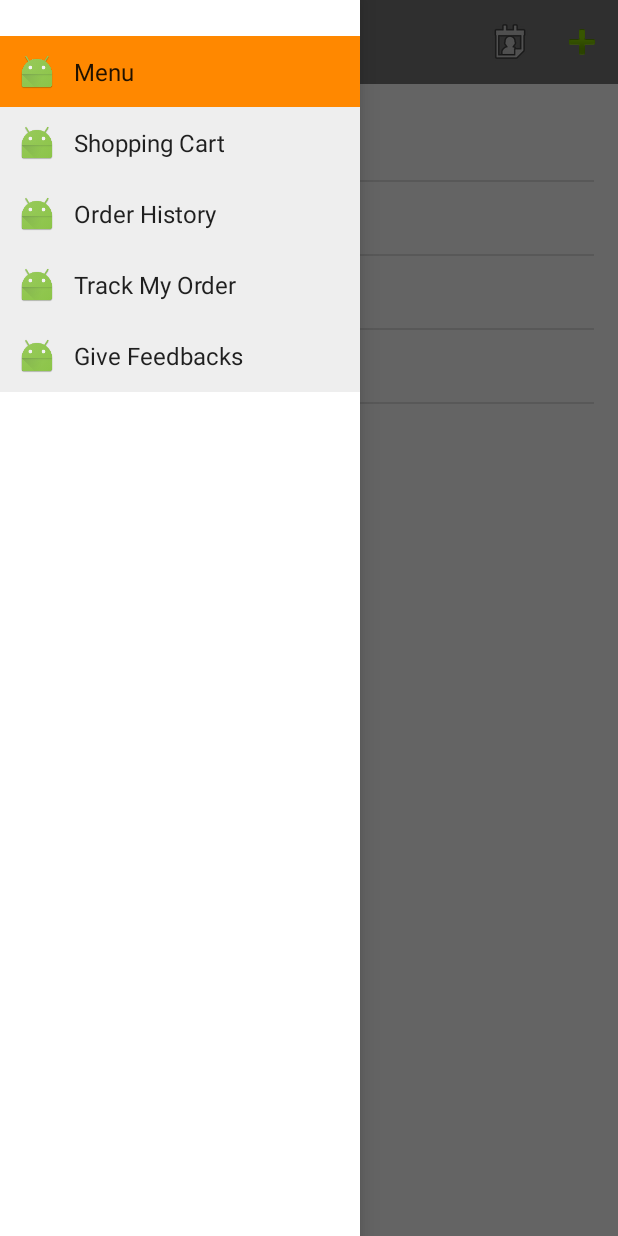
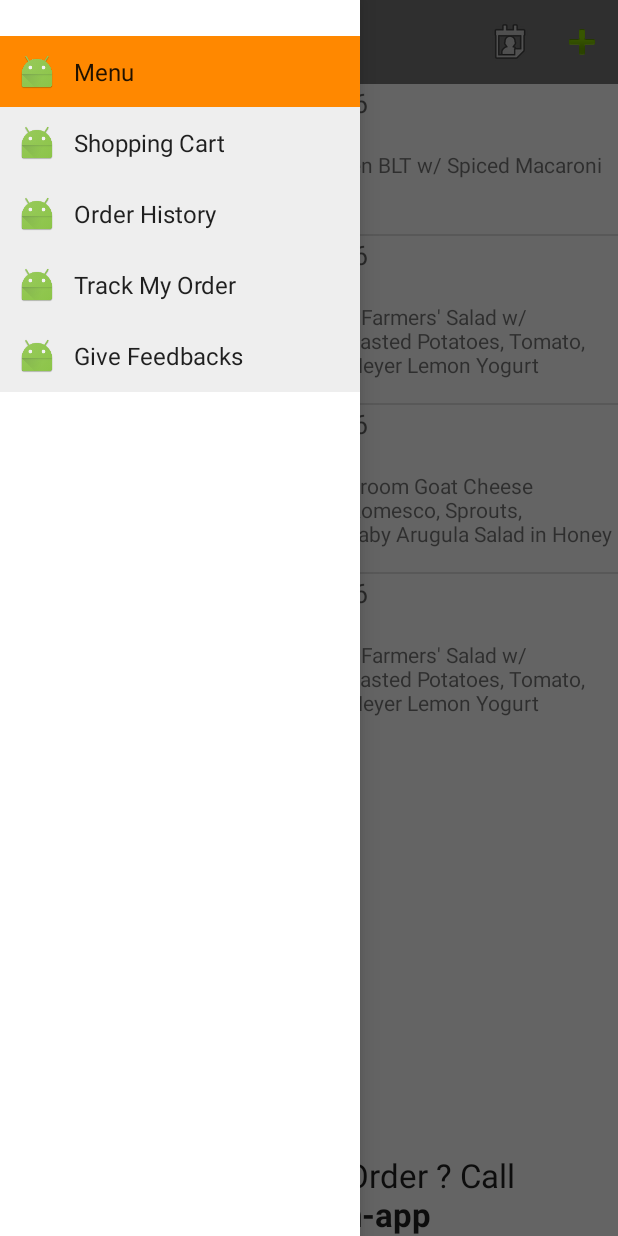
Before and after one commit to awsomethree/townkitchen, an Android app: the fragment OrderHistoryFragment placed in its activity, with the side drawer open, on a phone screen of 412 x 824 dp. Run offline under Robolectric (Android 15) with nearby library versions, the phone set to English and light mode, and no system bars; our stand-ins replace Picasso; libraries missing offline, so code that uses them is left out: com.makeramen.roundedimageview; pictures from the network do not load; 1 statement that could not run was skipped.

Commit message:
initial check in for OrderHistory layout fix minor Order/OrderLine mismatch key name for Parse object

```diff
--- a/app/build.gradle
+++ b/app/build.gradle
@@ -35,4 +35,6 @@ dependencies {
     compile 'com.astuetz:pagerslidingtabstrip:1.0.1'
     //for rounded courners
     compile 'com.makeramen:roundedimageview:2.0.0'
+
+    compile 'net.danlew:android.joda:2.7.1'
 }
--- a/app/src/main/java/awsomethree/com/townkitchen/fragments/OrderHistoryFragment.java
+++ b/app/src/main/java/awsomethree/com/townkitchen/fragments/OrderHistoryFragment.java
@@ -1,24 +1,41 @@
 package awsomethree.com.townkitchen.fragments;
 
+import android.content.Intent;
 import android.os.Bundle;
 import android.support.annotation.Nullable;
+import android.text.Html;
+import android.text.format.DateUtils;
 import android.view.LayoutInflater;
 import android.view.View;
 import android.view.ViewGroup;
 import android.widget.AdapterView;
 import android.widget.ArrayAdapter;
 import android.widget.ListView;
+import android.widget.TextView;
 import android.widget.Toast;
+
+import org.joda.time.DateTime;
+import org.joda.time.DateTimeUtils;
+
+import java.util.Date;
+import java.util.LinkedList;
+import java.util.List;
 
 import awsomethree.com.townkitchen.R;
 import awsomethree.com.townkitchen.abstracts.TKFragment;
+import awsomethree.com.townkitchen.models.FoodMenu;
+import awsomethree.com.townkitchen.models.Order;
+import awsomethree.com.townkitchen.models.OrderLineItem;
 
 /**
  * Created by smulyono on 3/22/15.
  */
 public class OrderHistoryFragment extends TKFragment {
     protected ListView lvMenu;
-    private ArrayAdapter<String> menuAdapters;
+//    private ArrayAdapter<String> menuAdapters;
+    private OrderLineArrayAdapter orderLineArrayAdapter;
+    private List<OrderLineItem> orderLines;
+    private TextView lvOrderHistoryFooter;
 
     @Override
     public View onCreateView(LayoutInflater inflater, @Nullable ViewGroup container,
@@ -31,23 +48,84 @@ public class OrderHistoryFragment extends TKFragment {
     }
 
     private void setupView(View v){
-        lvMenu = (ListView) v.findViewById(R.id.lvShoppingCart);
+        lvMenu = (ListView) v.findViewById(R.id.lvOrderHistory);
+        lvOrderHistoryFooter = (TextView)v.findViewById(R.id.tvOrderHistoryFooter);
     }
 
     private void setupAdaptersAndListeners() {
         // arbitrary menu
-        String[] menus = {"Order 1", "Order 2", "Order 3", "Order 4", "Order 5"};
+//        String[] menus = {"Order 1", "Order 2", "Order 3", "Order 4", "Order 5"};
         // setup the adapters (Using basic)
-        menuAdapters = new ArrayAdapter<String>(getActivity(), android.R.layout.simple_list_item_1, menus);
+//        menuAdapters = new ArrayAdapter<String>(getActivity(), android.R.layout.simple_list_item_1, menus);
 
-        lvMenu.setAdapter(menuAdapters);
+        orderLines = getStuffOrder();
+        orderLineArrayAdapter = new OrderLineArrayAdapter(getActivity(), orderLines);
+
+        lvMenu.setAdapter(orderLineArrayAdapter);
         lvMenu.setOnItemClickListener(new AdapterView.OnItemClickListener() {
             @Override
             public void onItemClick(AdapterView<?> parent, View view, int position, long id) {
                 // move to cart or something
                 Toast.makeText(getActivity(), "clicked!", Toast.LENGTH_SHORT).show();
+
+//                    Intent intent = new Intent(OrderHistoryFragment.this, OrderHistoryDetailActivity.class);
+//                    intent.putExtra("order", orders.get(position));
+//                    intent.addFlags(Intent.FLAG_ACTIVITY_NEW_TASK);
+//
+//                    startActivity(intent);
             }
         });
+        lvOrderHistoryFooter.setText(Html.fromHtml("Want To Change Order ? Call <br> <b>1-800-town-app</b>"));
     }
 
+    /**
+     *         viewHolder.shippingDay.setText(orderLineItem.getOrder().getShipDate().toString()); // for now to string todo format
+     viewHolder.optionName.setText(orderLineItem.getMenu().getName());
+     viewHolder.optionDesc.setText(Html.fromHtml(orderLineItem.getMenu().getDescription()));
+]
+     * @return
+     */
+    public List<OrderLineItem> getStuffOrder() {
+        Order order = new Order();
+        DateTime shipDate = DateTime.now().plusDays(2);
+        order.setShipDate(shipDate.toDate());
+
+        List items = new LinkedList<>();
+        OrderLineItem item1 = new OrderLineItem();
+
+        String imgUrl = "http://static1.squarespace.com/static/54b5bb0de4b0a14bf3e854e0/54b6d4f5e4b0b6737de70fb4/5510937de4b084049ce0f5c3/1427149706700/Egg+Salad+Salmon+Cutting+Board.jpg?format=500w";
+        String optionName = "Option #1";
+        String optionDesc = "Buffalo Chicken BLT w/ Spiced Macaroni Salad";
+        double price = Double.parseDouble("13.00");
+        item1.setMenu(newFoodMenu(imgUrl, optionName, optionDesc, price));
+        item1.setOrder(order);
+        items.add(item1);
+
+        OrderLineItem item2 = new OrderLineItem();
+        item2.setOrder(order);
+        item2.setMenu(newFoodMenu(imgUrl, "Option #2", "Smoked Trout Farmers' Salad w/ Asparagus, Roasted Potatoes, Tomato, Cucumber & Meyer Lemon Yogurt Dressing", 13.00d));
+        items.add(item2);
+
+        OrderLineItem item3 = new OrderLineItem();
+        item3.setOrder(order);
+        item3.setMenu(newFoodMenu(imgUrl, "Option #3", "Roasted Mushroom Goat Cheese Flatbread w/ Romesco, Sprouts, Cucumber & Baby Arugula Salad in Honey Balsamic", 13.00d));
+        items.add(item3);
+
+        OrderLineItem item4 = new OrderLineItem();
+        item4.setOrder(order);
+        item4.setMenu(newFoodMenu(imgUrl, "Option #4", "Smoked Trout Farmers' Salad w/ Asparagus, Roasted Potatoes, Tomato, Cucumber & Meyer Lemon Yogurt Dressing", 13.00d));
+        items.add(item4);
+
+        return items;
+    }
+
+    private FoodMenu newFoodMenu(String imgrUrl, String optionName, String optionDesc, double price) {
+        FoodMenu foodMenu = new FoodMenu();
+        foodMenu.setImageUrl(imgrUrl);
+        foodMenu.setName(optionName);
+        foodMenu.setDescription(optionDesc);
+        foodMenu.setPrice(price);
+
+        return foodMenu;
+    }
 }
--- /dev/null
+++ b/app/src/main/java/awsomethree/com/townkitchen/fragments/OrderLineArrayAdapter.java
@@ -0,0 +1,87 @@
+package awsomethree.com.townkitchen.fragments;
+
+import android.content.Context;
+import android.content.Intent;
+import android.graphics.Color;
+import android.text.Html;
+import android.text.format.DateUtils;
+import android.view.LayoutInflater;
+import android.view.View;
+import android.view.ViewGroup;
+import android.widget.ArrayAdapter;
+import android.widget.ImageView;
+import android.widget.TextView;
+
+import com.makeramen.roundedimageview.RoundedTransformationBuilder;
+import com.squareup.picasso.Picasso;
+import com.squareup.picasso.Transformation;
+
+import java.util.Date;
+import java.util.List;
+
+import awsomethree.com.townkitchen.R;
+import awsomethree.com.townkitchen.models.Order;
+import awsomethree.com.townkitchen.models.OrderLineItem;
+
+/**
+ * Created by ktruong on 3/29/15.
+ */
+public class OrderLineArrayAdapter extends ArrayAdapter<OrderLineItem> {
+    private static class ViewHolder {
+        public ImageView imageUrl;
+        public TextView shippingDay;
+        public TextView optionName;
+        public TextView optionDesc;
+        public TextView orderHistoryFooter;
+    }
+
+    public OrderLineArrayAdapter(Context context, List<OrderLineItem> tweets) {
+        super(context, android.R.layout.simple_list_item_1, tweets);
+    }
+
+    /**
+     *
+     * @param position
+     * @param convertView
+     * @param parent
+     * @return
+     */
+    @Override
+    public View getView(int position, View convertView, ViewGroup parent) {
+        final OrderLineItem orderLineItem = getItem(position);
+        ViewHolder viewHolder;
+
+        if(convertView == null) {
+            convertView = LayoutInflater.from(getContext()).inflate(R.layout.order_history_item_layout, parent, false);
+
+            viewHolder = new ViewHolder();
+            viewHolder.imageUrl = (ImageView)convertView.findViewById(R.id.ivFoodImageUrl);
+            viewHolder.shippingDay = (TextView)convertView.findViewById(R.id.tvShippingDay);
+            viewHolder.optionName = (TextView)convertView.findViewById(R.id.tvOptionName);
+            viewHolder.optionDesc = (TextView)convertView.findViewById(R.id.tvOptionDesc);
+//            viewHolder.orderHistoryFooter = (TextView)convertView.findViewById(R.id.tvOrderHistoryFooter);
+
+            convertView.setTag(viewHolder);
+        }else{
+            viewHolder = (ViewHolder)convertView.getTag();
+        }
+
+        viewHolder.imageUrl.setImageResource(0);
+//        Transformation transformation = new RoundedTransformationBuilder()
+//                .borderColor(Color.TRANSPARENT).scaleType(ImageView.ScaleType.FIT_CENTER)
+//                .borderWidthDp(3)
+//                .cornerRadiusDp(30)
+//                .build();
+        Picasso.with(getContext()).load(orderLineItem.getMenu().getImageUrl()).fit().into(viewHolder.imageUrl);
+
+        Order order = orderLineItem.getOrder();
+        Date shipDate = order.getShipDate();
+        CharSequence relativeTimeSpanString = DateUtils.getRelativeTimeSpanString(shipDate.getTime(), System.currentTimeMillis(), DateUtils.FORMAT_ABBREV_WEEKDAY);
+        viewHolder.shippingDay.setText(relativeTimeSpanString);
+        viewHolder.optionName.setText(orderLineItem.getMenu().getName());
+        viewHolder.optionDesc.setText(Html.fromHtml(orderLineItem.getMenu().getDescription()));
+//        viewHolder.orderHistoryFooter.setText(Html.fromHtml("Want To Change Order ? Call <br> <b>1-800-town-app</b>"));
+
+        return convertView;
+    }
+}
--- a/app/src/main/java/awsomethree/com/townkitchen/models/Order.java
+++ b/app/src/main/java/awsomethree/com/townkitchen/models/Order.java
@@ -34,6 +34,7 @@ public class Order extends ParseObject{
 
     // delivery phase
     private ParseGeoPoint deliveryCurrentLocation; // driver location
+    private Date shipDate;
 
     public Date getTransactionDate() {
         return getDate("transactionDate");
@@ -119,4 +120,12 @@ public class Order extends ParseObject{
             }
         });
     }
+
+    public Date getShipDate() {
+        return getDate("shipDate");
+    }
+
+    public void setShipDate(Date shipDate){
+        put("shipDate", shipDate);
+    }
 }
--- a/app/src/main/java/awsomethree/com/townkitchen/models/OrderLineItem.java
+++ b/app/src/main/java/awsomethree/com/townkitchen/models/OrderLineItem.java
@@ -32,7 +32,7 @@ public class OrderLineItem extends ParseObject{
     }
 
     public void setOrder(Order order) {
-        put("order", order);
+        put("Order", order);
     }
 
     public FoodMenu getMenu() {
@@ -40,7 +40,7 @@ public class OrderLineItem extends ParseObject{
     }
 
     public void setMenu(FoodMenu menu) {
-        put("foodMenu", menu);
+        put("FoodMenu", menu);
     }
 
     public int getQty() {
--- a/app/src/main/res/layout/fragment_order_history.xml
+++ b/app/src/main/res/layout/fragment_order_history.xml
@@ -2,19 +2,30 @@
                 xmlns:tools="http://schemas.android.com/tools"
                 android:layout_width="match_parent"
                 android:layout_height="match_parent"
-                android:paddingLeft="@dimen/activity_horizontal_margin"
-                android:paddingRight="@dimen/activity_horizontal_margin"
-                android:paddingTop="@dimen/activity_vertical_margin"
-                android:paddingBottom="@dimen/activity_vertical_margin"
                 tools:context="awsomethree.com.townkitchen.activities.DailyMenuActivity">
 
     <ListView
             android:layout_width="wrap_content"
             android:layout_height="wrap_content"
-            android:id="@+id/lvShoppingCart"
+            android:id="@+id/lvOrderHistory"
             android:layout_alignParentTop="true"
             android:layout_alignParentLeft="true" android:layout_alignParentStart="true"
             android:layout_alignParentRight="true" android:layout_alignParentEnd="true"
             />
 
+    <TextView
+        android:layout_width="wrap_content"
+        android:layout_height="wrap_content"
+        android:textAppearance="?android:attr/textAppearanceLarge"
+        android:text=""
+        android:id="@+id/tvOrderHistoryFooter"
+        android:textAlignment="center"
+        android:gravity="center_horizontal"
+        android:layout_alignParentBottom="true"
+        android:layout_alignParentLeft="true"
+        android:layout_alignParentStart="true"
+        android:layout_alignParentRight="true"
+        android:layout_alignParentEnd="true"
+        android:layout_centerVertical="true" />
+
 </RelativeLayout>
--- /dev/null
+++ b/app/src/main/res/layout/order_history_item_layout.xml
@@ -0,0 +1,91 @@
+<?xml version="1.0" encoding="utf-8"?>
+<RelativeLayout xmlns:android="http://schemas.android.com/apk/res/android"
+    android:orientation="vertical" android:layout_width="match_parent"
+    android:layout_height="match_parent">
+
+    <ImageView
+        android:id="@+id/ivFoodImageUrl"
+        android:layout_width="150dp"
+        android:layout_height="100dp"
+        android:contentDescription="@string/foodImageDesc"
+        android:layout_alignParentTop="true"
+        android:layout_alignParentLeft="true"
+        android:layout_alignParentStart="true" />
+
+    <TextView
+        android:layout_width="wrap_content"
+        android:layout_height="wrap_content"
+        android:textAppearance="?android:attr/textAppearanceMedium"
+        android:text="@string/shippedDay"
+        android:id="@+id/tvShippingDay"
+        android:layout_toRightOf="@+id/ivFoodImageUrl"
+        android:layout_toEndOf="@+id/ivFoodImageUrl"
+        android:paddingRight="2dp"
+        android:paddingLeft="2dp"
+        android:layout_alignParentTop="true" />
+
+    <TextView
+        android:layout_width="wrap_content"
+        android:layout_height="wrap_content"
+        android:textAppearance="?android:attr/textAppearanceSmall"
+        android:text="@string/optionNameDesc"
+        android:id="@+id/tvOptionName"
+        android:layout_toRightOf="@+id/ivFoodImageUrl"
+        android:layout_below="@+id/tvShippingDay" />
+
+    <TextView
+        android:layout_width="wrap_content"
+        android:layout_height="wrap_content"
+        android:textAppearance="?android:attr/textAppearanceSmall"
+        android:id="@+id/tvOptionDesc"
+        android:layout_below="@+id/tvOptionName"
+        android:layout_toRightOf="@+id/ivFoodImageUrl"
+        android:layout_alignParentRight="true"
+        android:layout_alignParentEnd="true" />
+
+    <!--<TextView-->
+        <!--android:layout_width="wrap_content"-->
+        <!--android:layout_height="wrap_content"-->
+        <!--android:textAppearance="?android:attr/textAppearanceSmall"-->
+        <!--android:text="@string/tweet_since"-->
+        <!--android:id="@+id/tweetSince"-->
+        <!--android:layout_alignBottom="@+id/screenName"-->
+        <!--android:layout_alignParentRight="true"-->
+        <!--android:layout_alignParentEnd="true"-->
+        <!--android:layout_alignParentTop="true" />-->
+
+    <!--<TextView-->
+        <!--android:layout_width="wrap_content"-->
+        <!--android:layout_height="wrap_content"-->
+        <!--android:textAppearance="?android:attr/textAppearanceSmall"-->
+        <!--android:text="@string/tweet_desc"-->
+        <!--android:id="@+id/tweetDescription"-->
+        <!--android:autoLink="all"-->
+        <!--android:linksClickable="true"-->
+        <!--android:layout_below="@+id/userName"-->
+        <!--android:layout_alignLeft="@+id/userName"-->
+        <!--android:layout_alignStart="@+id/userName" />-->
+
+    <!--<ImageView-->
+        <!--android:layout_width="wrap_content"-->
+        <!--android:layout_height="wrap_content"-->
+        <!--android:id="@+id/favoriteIcon"-->
+        <!--android:contentDescription="@string/favourite_icon"-->
+        <!--android:src="@drawable/favourite_small_star"-->
+        <!--android:paddingRight="2dp"-->
+        <!--android:layout_below="@+id/tweetDescription"-->
+        <!--android:layout_alignLeft="@+id/tweetDescription"-->
+        <!--android:layout_alignStart="@+id/tweetDescription" />-->
+
+    <!--<TextView-->
+        <!--android:layout_width="wrap_content"-->
+        <!--android:layout_height="wrap_content"-->
+        <!--android:textAppearance="?android:attr/textAppearanceSmall"-->
+        <!--android:id="@+id/favoriteCount"-->
+        <!--android:layout_alignTop="@+id/favoriteIcon"-->
+        <!--android:layout_toRightOf="@+id/favoriteIcon"-->
+        <!--android:layout_alignBottom="@+id/favoriteIcon"-->
+        <!--/>-->
+
+
+</RelativeLayout>
--- a/app/src/main/res/values/strings.xml
+++ b/app/src/main/res/values/strings.xml
@@ -13,4 +13,7 @@
 
     <string name="ok">Ok</string>
     <string name="cancel">Cancel</string>
+    <string name="foodImageDesc">Food Image</string>
+    <string name="shippedDay">Shipping Day</string>
+    <string name="optionNameDesc">option name desc</string>
 </resources>
```
